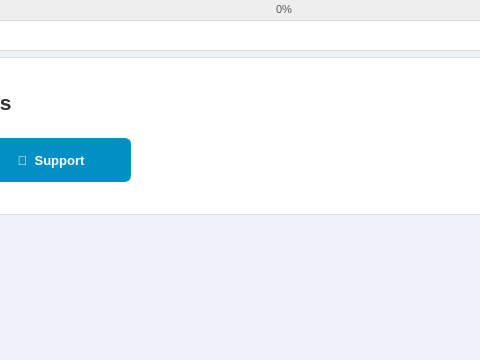
Qt form ui/gui.ui (moeezmujahid70/Gmonster-App) before a commit; both pictures show x 466 to 946 and y 440 to 800 of the 1301 by 800 pixel window.
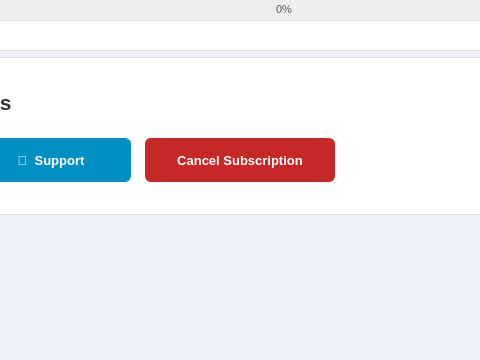
The same form after that commit. The open tabs and pages were chosen to show the change. Icons and pictures are not drawn.

The edit to the form file:
```diff
--- a/ui/gui.ui
+++ b/ui/gui.ui
@@ -8862,6 +8862,57 @@
                               </property>
                             </widget>
                           </item>
+                          <item>
+                            <widget class="QPushButton" name="pushButton_account_cancel_subscription">
+                              <property name="minimumSize">
+                                <size>
+                                  <width>190</width>
+                                  <height>44</height>
+                                </size>
+                              </property>
+                              <property name="maximumSize">
+                                <size>
+                                  <width>240</width>
+                                  <height>44</height>
+                                </size>
+                              </property>
+                              <property name="font">
+                                <font>
+                                  <family>Arial</family>
+                                  <pointsize>13</pointsize>
+                                  <bold>true</bold>
+                                </font>
+                              </property>
+                              <property name="styleSheet">
+                                <string notr="true">QPushButton {
+    border: 1px solid #c62828;
+    border-radius: 6px;
+    color: #fff;
+    background-color: #c62828;
+    padding: 10px 24px;
+    font-family: Arial;
+    font-size: 13px;
+    font-weight: bold;
+}
+QPushButton:hover {
+    background-color: #ad1f1f;
+    color: #fff;
+}
+QPushButton:pressed {
+    background-color: #8f1717;
+    color: #fff;
+}
+QPushButton:disabled {
+    background-color: #d9a1a1;
+    border-color: #d9a1a1;
+    color: #fff;
+}</string>
+                              </property>
+                              <property name="text">
+                                <string>Cancel Subscription</string>
+                              </property>
+                            </widget>
+                          </item>
                           <item>
                             <spacer name="spacer_links_right">
                               <property name="orientation">
```
